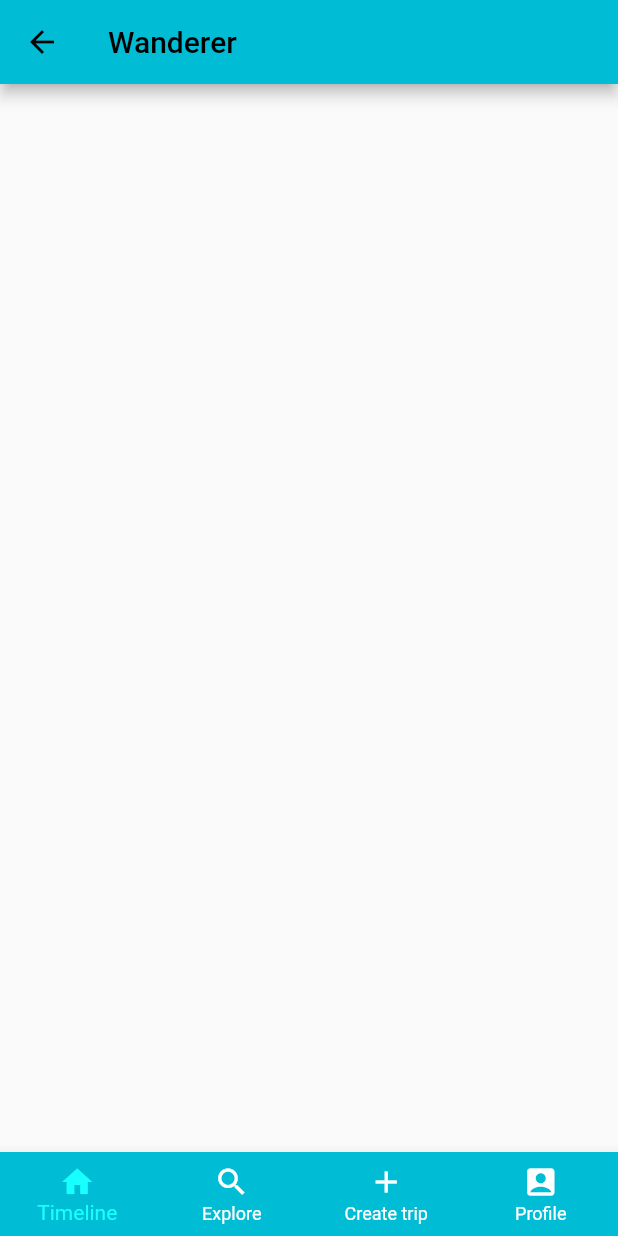
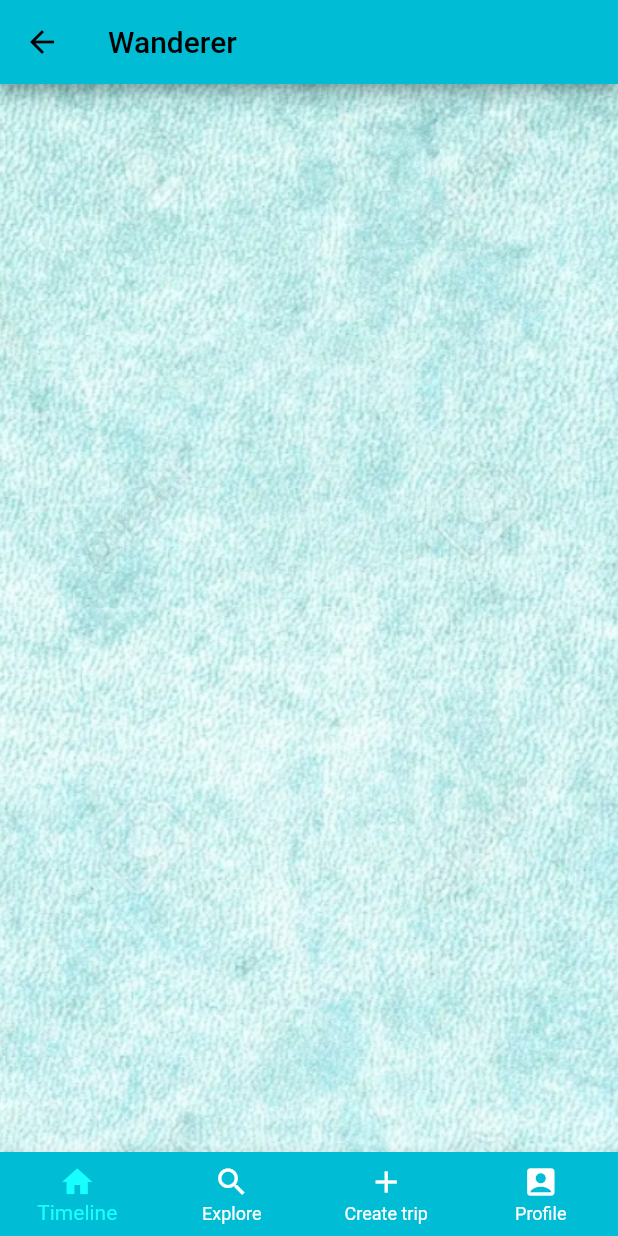
Before and after one commit to Pilar-Ferran/wanderer3, a Flutter app: the HomeScreen screen opened by its route, on a phone screen of 412 x 824 dp. Run offline on Flutter 3.47's test engine with Material 2 defaults, Android fonts, the phone set to English and light mode, and no system bars; our stand-ins replace cloud_firestore, firebase_auth, firebase_core, firebase_storage, flutter_html, flutter_secure_storage and 4 more; missing offline and left inert: dart:ffi; accounts and stored records are empty.

Commit message:
hacer timeline bonito como los de pilar bug fix overflows

```diff
--- a/lib/Screens/timeline_screen.dart
+++ b/lib/Screens/timeline_screen.dart
@@ -100,8 +100,9 @@ class _TimelineScreenState extends State<TimelineScreen> {
 
   @override
   Widget build(BuildContext context) {
-    //he quitado el center
-    return Column(
+    return Container(
+      child:
+      Column(
         mainAxisAlignment: MainAxisAlignment.center,
         children: <Widget>[
           Expanded(
@@ -124,18 +125,34 @@ class _TimelineScreenState extends State<TimelineScreen> {
                       }
                     }
                     return ListView(
-                            children: tripWidgets
+                            children: [
+                              ...tripWidgets,
+                              const Padding(padding: EdgeInsets.fromLTRB(0, 10, 0, 0),)
+                            ],
                         );
                   }
                 }
                 else { //show loading
-                  return const PictureLoadingIndicator();
+                  return Row( //hey, as long as it works
+                    children: [PictureLoadingIndicator()],
+                    mainAxisAlignment: MainAxisAlignment.center,
+                  );
                 }
               },
             ),
 
           )
+
         ],
-      );
+      ),
+
+
+      decoration: const BoxDecoration(
+        image: DecorationImage(
+          image: AssetImage('images/cyan.jpg'),
+          fit: BoxFit.cover,
+        ),
+      ),
+    );
   }
 }
--- a/lib/Screens/user_detail.dart
+++ b/lib/Screens/user_detail.dart
@@ -221,7 +221,7 @@ class _UserDetailState extends State<UserDetail> {
                   decoration: const BoxDecoration(
                     image: DecorationImage(
                       image: AssetImage('images/white.jpg'),
-                      fit: BoxFit.cover,
+                      fit: BoxFit.cover ,
                     ),
                   ),
                   child: SingleChildScrollView(
```
Also changed, not shown: lib/Component/trip_preview.dart (+77 -3 lines), lib/Screens/trip_detail.dart (+11 -7 lines).
